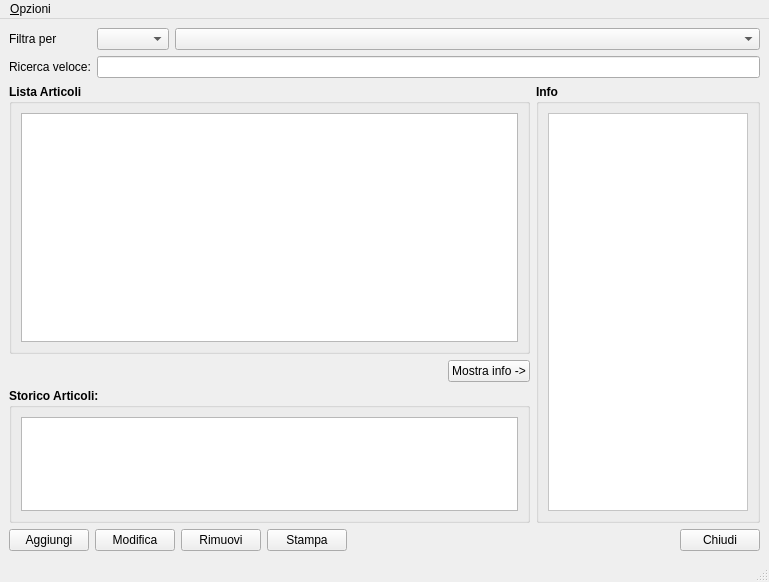
Before: the Qt Designer form moduleMagazzino/magazzinowindow.ui in kvsd/Gestionale, drawn with Qt 5.
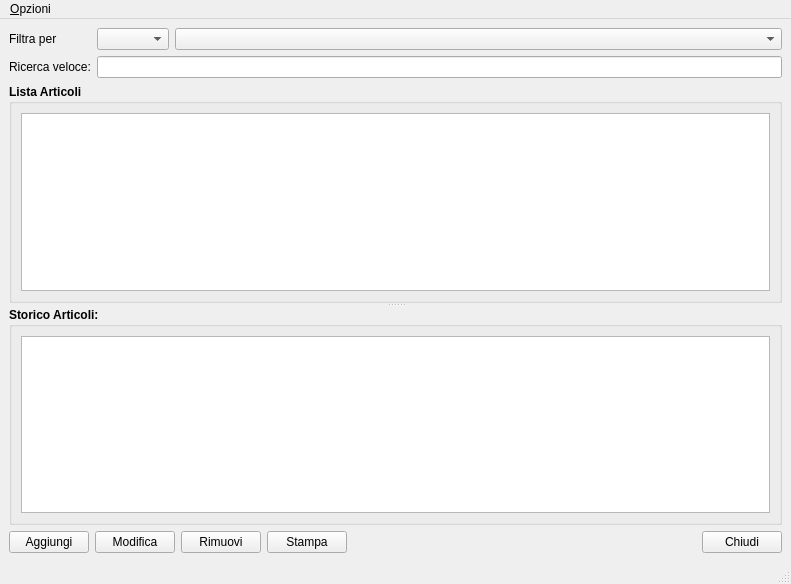
After: the same form once the commit is applied.

Commit message:
Modificato il layout della finestra.
La lista articoli e lo storico sono separati da uno splitter
regolabile dall'utente

The edit to the form file:
```diff
--- a/moduleMagazzino/magazzinowindow.ui
+++ b/moduleMagazzino/magazzinowindow.ui
@@ -9,15 +9,15 @@
    <rect>
     <x>0</x>
     <y>0</y>
-    <width>769</width>
-    <height>582</height>
+    <width>791</width>
+    <height>584</height>
    </rect>
   </property>
   <property name="windowTitle">
    <string>Magazzino</string>
   </property>
   <widget class="QWidget" name="centralwidget">
-   <layout class="QVBoxLayout" name="verticalLayout_3" stretch="0,1,0">
+   <layout class="QVBoxLayout" name="verticalLayout">
     <item>
      <layout class="QGridLayout" name="gridLayout" columnstretch="0,0,1" columnminimumwidth="0,0,0">
       <item row="0" column="2">
@@ -50,10 +50,16 @@
      </layout>
     </item>
     <item>
-     <layout class="QHBoxLayout" name="horizontalLayout_2" stretch="1,0">
-      <item>
-       <layout class="QVBoxLayout" name="verticalLayout_2" stretch="2,0,1">
-        <item>
+     <widget class="QSplitter" name="splitter">
+      <property name="styleSheet">
+       <string notr="true"/>
+      </property>
+      <property name="frameShape">
+       <enum>QFrame::NoFrame</enum>
+      </property>
+      <property name="orientation">
+       <enum>Qt::Vertical</enum>
+      </property>
          <widget class="QGroupBox" name="groupBox">
           <property name="font">
            <font>
@@ -64,7 +70,7 @@
           <property name="title">
            <string>Lista Articoli</string>
           </property>
-          <layout class="QVBoxLayout" name="verticalLayout">
+       <layout class="QVBoxLayout" name="verticalLayout_2">
            <item>
             <widget class="QTableView" name="articoloView">
              <property name="font">
@@ -89,38 +95,6 @@
            </item>
           </layout>
          </widget>
-        </item>
-        <item>
-         <layout class="QHBoxLayout" name="horizontalLayout">
-          <item>
-           <spacer name="horizontalSpacer_2">
-            <property name="orientation">
-             <enum>Qt::Horizontal</enum>
-            </property>
-            <property name="sizeHint" stdset="0">
-             <size>
-              <width>40</width>
-              <height>20</height>
-             </size>
-            </property>
-           </spacer>
-          </item>
-          <item>
-           <widget class="QPushButton" name="pushButton">
-            <property name="text">
-             <string>Mostra info -&gt;</string>
-            </property>
-            <property name="checkable">
-             <bool>true</bool>
-            </property>
-            <property name="checked">
-             <bool>false</bool>
-            </property>
-           </widget>
-          </item>
-         </layout>
-        </item>
-        <item>
          <widget class="QGroupBox" name="groupBox_2">
           <property name="sizePolicy">
            <sizepolicy hsizetype="Preferred" vsizetype="Preferred">
@@ -137,7 +111,7 @@
           <property name="title">
            <string>Storico Articoli:</string>
           </property>
-          <layout class="QVBoxLayout" name="verticalLayout_4">
+       <layout class="QVBoxLayout" name="verticalLayout_3">
            <item>
             <widget class="QTableView" name="storicoView">
              <property name="sizePolicy">
@@ -165,53 +139,7 @@
            </item>
           </layout>
          </widget>
-        </item>
-       </layout>
-      </item>
-      <item>
-       <widget class="QGroupBox" name="groupBoxInfo">
-        <property name="sizePolicy">
-         <sizepolicy hsizetype="Preferred" vsizetype="Preferred">
-          <horstretch>0</horstretch>
-          <verstretch>0</verstretch>
-         </sizepolicy>
-        </property>
-        <property name="font">
-         <font>
-          <weight>75</weight>
-          <bold>true</bold>
-         </font>
-        </property>
-        <property name="title">
-         <string>Info</string>
-        </property>
-        <property name="checkable">
-         <bool>false</bool>
-        </property>
-        <layout class="QVBoxLayout" name="verticalLayout_5">
-         <item>
-          <widget class="QFrame" name="frame">
-           <property name="minimumSize">
-            <size>
-             <width>200</width>
-             <height>0</height>
-            </size>
-           </property>
-           <property name="styleSheet">
-            <string notr="true">background-color: rgb(255, 255, 255);</string>
-           </property>
-           <property name="frameShape">
-            <enum>QFrame::StyledPanel</enum>
-           </property>
-           <property name="frameShadow">
-            <enum>QFrame::Raised</enum>
-           </property>
-          </widget>
-         </item>
-        </layout>
-       </widget>
-      </item>
-     </layout>
+     </widget>
     </item>
     <item>
      <layout class="QHBoxLayout" name="horizontalLayout_3">
@@ -272,7 +200,7 @@
     <rect>
      <x>0</x>
      <y>0</y>
-     <width>769</width>
+     <width>791</width>
      <height>20</height>
     </rect>
    </property>
```
Left out of the diff: 32 changed lines with no effect on the pictures. Lines whose indentation alone changed are shown as unchanged. The commit also changes 1 other file.
